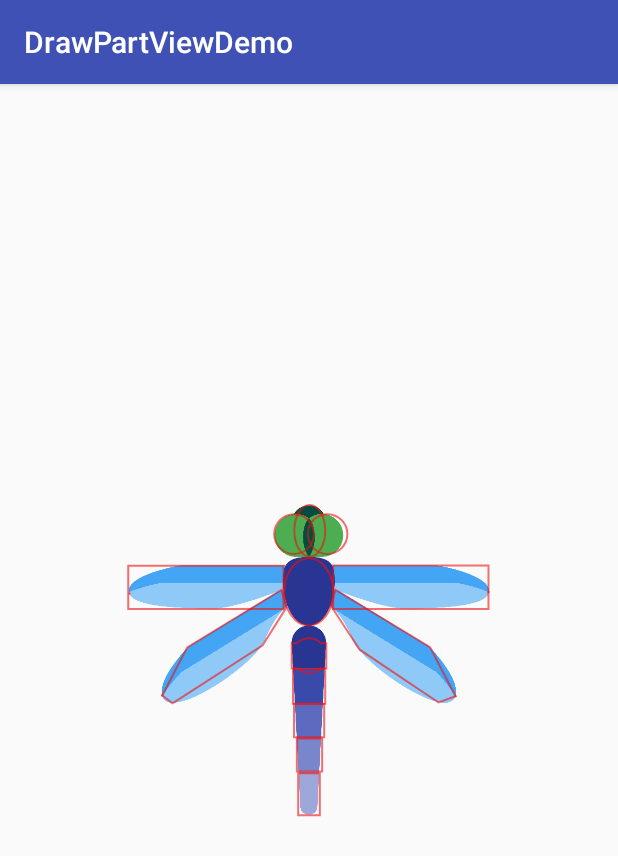
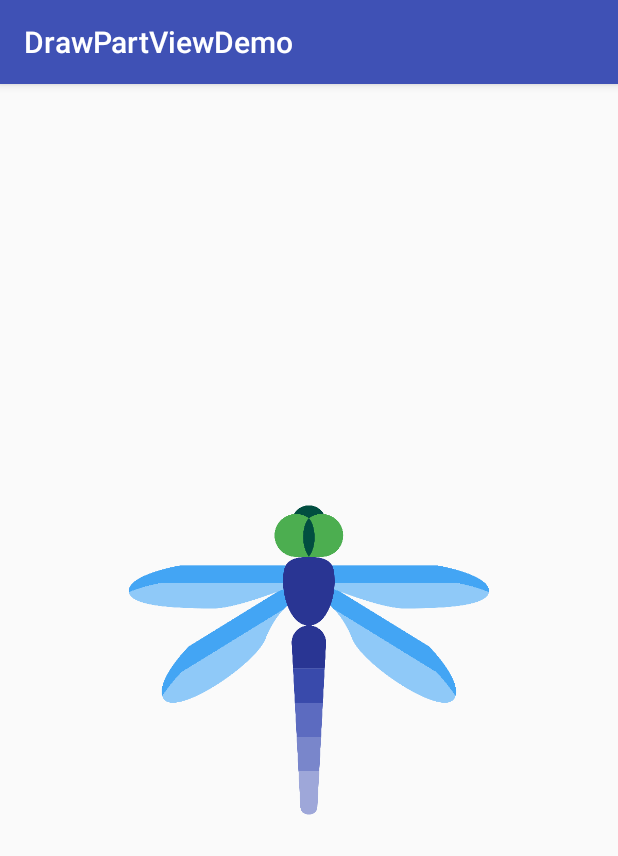
Before and after one commit to OCNYang/DrawPartViewDemo, an Android app: the screen it shows after launch (MainActivity), on a phone screen of 412 x 824 dp. Shown: the top 856 px of the screen. Run offline under Robolectric (Android 15) with nearby library versions, the light colour scheme and no system bars.

Commit message:
添加画圈监听方法，完善readme;

```diff
--- a/app/src/main/java/com/ocnyang/drawpartviewdemo/MainActivity.java
+++ b/app/src/main/java/com/ocnyang/drawpartviewdemo/MainActivity.java
@@ -9,6 +9,7 @@ import android.os.Bundle;
 import android.support.v7.app.AppCompatActivity;
 import android.view.ViewTreeObserver;
 import android.widget.ImageView;
+import android.widget.Toast;
 
 import com.bumptech.glide.Glide;
 import com.ocnyang.drawpartview.DrawPartView;
@@ -17,6 +18,7 @@ import com.ocnyang.drawpartview.PartPathPointF;
 import com.ocnyang.drawpartview.PartPointF;
 
 import java.util.ArrayList;
+import java.util.List;
 
 public class MainActivity extends AppCompatActivity {
     private DrawPartView mDrawPartView;
@@ -30,32 +32,51 @@ public class MainActivity extends AppCompatActivity {
         //加载图片方法一:原生加载，注意当图片过大时，有可能造成内存溢出；
         //mDrawPartView.setImageView(R.drawable.dragonfly, 2400, 1600);
 
-        //加载图片方法二：使用框架加载
+        //加载图片方法二（推荐）：使用框架加载
         mDrawPartView.setImageView(new ImageLoaderInterface() {
             @Override
             public void displayImage(Context context, ImageView imageView) {
+                //请使用图片的默认显示方式，不要设置图片 ScaleType 的显示方式。
                 Glide.with(context)
                         .load(R.drawable.dragonflyw)
                         .into(imageView);
             }
-        },2400,1600);
+        }, 2400, 1600);//设置模型图片测量锚点时的宽度和高度
 
-        Paint paint = new Paint();
-        paint.setColor(Color.BLACK);
-        paint.setStrokeWidth(5);
-        paint.setStyle(Paint.Style.STROKE);
-        mDrawPartView.setFingerTrackPaint(paint);
+        //设置画圈时手指轨迹的画笔样式
+        Paint fingerTrackPaint = new Paint();
+        fingerTrackPaint.setColor(Color.BLACK);
+        fingerTrackPaint.setStrokeWidth(5);
+        fingerTrackPaint.setStyle(Paint.Style.STROKE);
+        mDrawPartView.setFingerTrackPaint(fingerTrackPaint);
 
-        Paint paint1 = new Paint();
-        paint1.setColor(0x99ee1111);
-        paint1.setStrokeWidth(2);
-        paint1.setStyle(Paint.Style.STROKE);
-        mDrawPartView.setOverlayViewPaint(paint1);
+        //设置覆盖层锚点区域绘制时的画笔样式
+        Paint overlayViewPaint = new Paint();
+        overlayViewPaint.setColor(0x99ee1111);
+        overlayViewPaint.setStrokeWidth(2);
+        overlayViewPaint.setStyle(Paint.Style.STROKE);
+        mDrawPartView.setOverlayViewPaint(overlayViewPaint);
 
+        mDrawPartView.showOverlayView(false);
+
+        //设置画圈结果的监听器
+        mDrawPartView.setOnDrawPartResultListener(new DrawPartView.OnDrawPartResultListener() {
+            @Override
+            public void onDrawPartResult(List<PartPointF> partPointFList) {
+                StringBuilder stringBuilder = new StringBuilder("圈中了：");
+                for (PartPointF partPointF : partPointFList) {
+                    stringBuilder.append(partPointF.getPartName()).append(" ");
+                }
+                Toast.makeText(MainActivity.this, stringBuilder.toString(), Toast.LENGTH_SHORT).show();
+            }
+        });
+
+        //设置监听 DrawPartView 测量完成的回调方法，保证是在 DrawPartView 测量完毕后设置锚点集
         mDrawPartView.getViewTreeObserver().addOnGlobalLayoutListener(new ViewTreeObserver.OnGlobalLayoutListener() {
             @Override
             public void onGlobalLayout() {
                 if (Build.VERSION.SDK_INT >= 16) {
+                    //去除监听，保证只回调一次，防止多次设置锚点集
                     mDrawPartView.getViewTreeObserver().removeOnGlobalLayoutListener(this);
                 } else {
                     mDrawPartView.getViewTreeObserver().removeGlobalOnLayoutListener(this);
@@ -63,8 +84,12 @@ public class MainActivity extends AppCompatActivity {
                 initDragonflyView();
             }
         });
+
     }
 
+    /**
+     * 根据模型图片测量的坐标设置锚点集
+     */
     private void initDragonflyView() {
         ArrayList<PartPointF> partPointFList = new ArrayList<>();
 
@@ -74,8 +99,8 @@ public class MainActivity extends AppCompatActivity {
 
         Path path2_1 = new Path();
         Path path2_2 = new Path();
-        path2_1.addCircle(mDrawPartView.getRealShowX(1142f), mDrawPartView.getRealShowY(311), mDrawPartView.getRealLength(77), Path.Direction.CCW);
-        path2_2.addCircle(mDrawPartView.getRealShowX(1272f), mDrawPartView.getRealShowY(311), mDrawPartView.getRealLength(77), Path.Direction.CCW);
+        path2_1.addCircle(mDrawPartView.getRealShowX(1142f), mDrawPartView.getRealShowY(311), mDrawPartView.getRealShowLength(77), Path.Direction.CCW);
+        path2_2.addCircle(mDrawPartView.getRealShowX(1272f), mDrawPartView.getRealShowY(311), mDrawPartView.getRealShowLength(77), Path.Direction.CCW);
         path2_1.op(path2_2, Path.Op.XOR);
         partPointFList.add(new PartPathPointF(0, 0, 2, "眼睛", path2_1));
 
@@ -109,7 +134,7 @@ public class MainActivity extends AppCompatActivity {
 
         Path path7_1 = new Path();
         Path path7_2 = new Path();
-        path7_1.addCircle(mDrawPartView.getRealShowX(1200f), mDrawPartView.getRealShowY(783f), mDrawPartView.getRealLength(67), Path.Direction.CCW);
+        path7_1.addCircle(mDrawPartView.getRealShowX(1200f), mDrawPartView.getRealShowY(783f), mDrawPartView.getRealShowLength(67), Path.Direction.CCW);
         path7_2.addRect(mDrawPartView.getRealShowRectF(1133f, 735f, 1267f, 832f), Path.Direction.CCW);
         path7_1.op(path7_2, Path.Op.UNION);
         partPointFList.add(new PartPathPointF(0, 0, 7, "尾节1", path7_1));
--- a/drawpartview/src/main/java/com/ocnyang/drawpartview/DrawPartView.java
+++ b/drawpartview/src/main/java/com/ocnyang/drawpartview/DrawPartView.java
@@ -13,8 +13,8 @@ import android.util.Log;
 import android.view.ViewGroup;
 import android.widget.FrameLayout;
 import android.widget.ImageView;
-import android.widget.Toast;
 
+import java.util.ArrayList;
 import java.util.List;
 
 /*******************************************************************
@@ -25,6 +25,7 @@ import java.util.List;
  *******************************************************************/
 
 public class DrawPartView extends FrameLayout implements FingerTrackView.DrawTrackOverListener {
+    private static final String TAG = "DrawPartView";
 
     private List<PartPointF> mPartPointFList;
 
@@ -41,6 +42,7 @@ public class DrawPartView extends FrameLayout implements FingerTrackView.DrawTra
     private OverlayView mOverlayView;
 
     private ImageLoaderInterface mImageLoaderInterface;
+    private OnDrawPartResultListener mOnDrawPartResultListener;
 
     public DrawPartView(@NonNull Context context) {
         this(context, null);
@@ -57,16 +59,16 @@ public class DrawPartView extends FrameLayout implements FingerTrackView.DrawTra
                 ViewGroup.LayoutParams.MATCH_PARENT));
         addView(mImageView);
 
+        mOverlayView = new OverlayView(context);
+        mOverlayView.setLayoutParams(new ViewGroup.LayoutParams(ViewGroup.LayoutParams.MATCH_PARENT,
+                ViewGroup.LayoutParams.MATCH_PARENT));
+        addView(mOverlayView);
+
         mFingerTrackView = new FingerTrackView(context);
         mFingerTrackView.setLayoutParams(new ViewGroup.LayoutParams(ViewGroup.LayoutParams.MATCH_PARENT,
                 ViewGroup.LayoutParams.MATCH_PARENT));
         mFingerTrackView.setDrawTrackOverListener(this);
         addView(mFingerTrackView);
-
-        mOverlayView = new OverlayView(context);
-        mOverlayView.setLayoutParams(new ViewGroup.LayoutParams(ViewGroup.LayoutParams.MATCH_PARENT,
-                ViewGroup.LayoutParams.MATCH_PARENT));
-        addView(mOverlayView);
     }
 
     @Override
@@ -98,16 +100,18 @@ public class DrawPartView extends FrameLayout implements FingerTrackView.DrawTra
 
     /**
      * 根据图片的显示，将图片的测量坐标转换成显示坐标
+     *
      * @param length 转换长度，比如: radius;
      * @return
      */
-    public float getRealLength(float length) {
+    public float getRealShowLength(float length) {
         return ((float) (length * mContrastFactor));
     }
 
     /**
      * 将 X 轴方向的测量坐标转换成显示坐标
-     * @param x  X 轴方向的测量坐标
+     *
+     * @param x X 轴方向的测量坐标
      * @return x 的实现显示时的坐标
      */
     public float getRealShowX(float x) {
@@ -121,6 +125,7 @@ public class DrawPartView extends FrameLayout implements FingerTrackView.DrawTra
 
     /**
      * 将 Y 轴方向的测量坐标转换成实际显示坐标
+     *
      * @param y Y 轴方向的测量坐标
      * @return y 的实现显示时的坐标
      */
@@ -135,6 +140,7 @@ public class DrawPartView extends FrameLayout implements FingerTrackView.DrawTra
 
     /**
      * 将测量坐标系的矩形坐标 转换成 实际显示坐标系的矩形坐标
+     *
      * @param rectF
      * @return
      */
@@ -168,9 +174,10 @@ public class DrawPartView extends FrameLayout implements FingerTrackView.DrawTra
     @Override
     public void onDrawTrackOverListener(Path fingerTrackPath) {
         Path currPath = new Path(fingerTrackPath);
-        StringBuilder stringBuilder = new StringBuilder("");
 
         if (mPartPointFList != null) {
+            ArrayList<PartPointF> selectPartList = new ArrayList<>();
+
             for (PartPointF partPointF : mPartPointFList) {
                 Path path = new Path(currPath);
                 RectF bounds = new RectF();
@@ -178,8 +185,6 @@ public class DrawPartView extends FrameLayout implements FingerTrackView.DrawTra
 
                 Region region = new Region();
                 region.setPath(path, new Region((int) bounds.left, (int) bounds.top, (int) bounds.right, (int) bounds.bottom));
-
-                Log.e("reat", "" + bounds.left + "," + bounds.top + "," + bounds.right + "," + bounds.bottom);
 
                 if (partPointF instanceof PartPathPointF && partPointF.isCheckByPath() && ((PartPathPointF) partPointF).getPath() != null) {
                     Path pointPath = new Path(((PartPathPointF) partPointF).getPath());
@@ -190,17 +195,17 @@ public class DrawPartView extends FrameLayout implements FingerTrackView.DrawTra
                     regionPoint.setPath(pointPath, new Region((int) boundsPoint.left, (int) boundsPoint.top, (int) boundsPoint.right, (int) boundsPoint.bottom));
 
                     if (!region.quickReject(regionPoint) && region.op(regionPoint, Region.Op.INTERSECT)) {
-                        stringBuilder.append(partPointF.getPartName()).append(" ");
+                        selectPartList.add(partPointF);
                     }
                 } else {
                     if (region.contains(((int) partPointF.x), (int) partPointF.y)) {
-                        stringBuilder.append(partPointF.getPartName()).append(" ");
+                        selectPartList.add(partPointF);
                     }
                 }
             }
-            Toast.makeText(this.getContext(), stringBuilder.toString(), Toast.LENGTH_SHORT).show();
+            onFeedBackResult(selectPartList);
         } else {
-            Toast.makeText(this.getContext(), "无", Toast.LENGTH_SHORT).show();
+            Log.e(TAG, "PartPointList is null,in other words,there is no part data.");
         }
     }
 
@@ -210,13 +215,16 @@ public class DrawPartView extends FrameLayout implements FingerTrackView.DrawTra
 
     public void setPartPointFList(List<PartPointF> partPointFList) {
         mPartPointFList = partPointFList;
-        mOverlayView.setPartPointFList(partPointFList);
+        if (mOverlayView != null) {
+            mOverlayView.setPartPointFList(partPointFList);
+        }
     }
 
     /**
      * 设置模型图片
-     * @param imgID 模型图片的资源 ID
-     * @param imgAnchorWidth 模型图片的测量宽度（如果测量图片和模型图片大小相同，则等同于模型图片的实际宽度像素）
+     *
+     * @param imgID           模型图片的资源 ID
+     * @param imgAnchorWidth  模型图片的测量宽度（如果测量图片和模型图片大小相同，则等同于模型图片的实际宽度像素）
      * @param imgAnchorHeight 模型图片的测量高度
      */
     public void setImageView(@DrawableRes int imgID, int imgAnchorWidth, int imgAnchorHeight) {
@@ -238,6 +246,7 @@ public class DrawPartView extends FrameLayout implements FingerTrackView.DrawTra
 
     /**
      * 设置手指画圈轨迹的画笔样式
+     *
      * @param paint
      */
     public void setFingerTrackPaint(Paint paint) {
@@ -248,6 +257,7 @@ public class DrawPartView extends FrameLayout implements FingerTrackView.DrawTra
 
     /**
      * 设置锚点、锚点区域绘制时的画笔样式
+     *
      * @param paint
      */
     public void setOverlayViewPaint(Paint paint) {
@@ -255,4 +265,30 @@ public class DrawPartView extends FrameLayout implements FingerTrackView.DrawTra
             mOverlayView.setPaint(paint);
         }
     }
+
+    public void showOverlayView(boolean visible) {
+        if (mOverlayView != null) {
+            mOverlayView.setVisibility(visible ? VISIBLE : GONE);
+        }
+    }
+
+    private void onFeedBackResult(List<PartPointF> partPointFList) {
+        if (mOnDrawPartResultListener == null) {
+            return;
+        }
+
+        mOnDrawPartResultListener.onDrawPartResult(partPointFList);
+    }
+
+    public interface OnDrawPartResultListener {
+        void onDrawPartResult(List<PartPointF> partPointFList);
+    }
+
+    public OnDrawPartResultListener getOnDrawPartResultListener() {
+        return mOnDrawPartResultListener;
+    }
+
+    public void setOnDrawPartResultListener(OnDrawPartResultListener onDrawPartResultListener) {
+        mOnDrawPartResultListener = onDrawPartResultListener;
+    }
 }
--- a/drawpartview/src/main/java/com/ocnyang/drawpartview/OverlayView.java
+++ b/drawpartview/src/main/java/com/ocnyang/drawpartview/OverlayView.java
@@ -50,12 +50,8 @@ public class OverlayView extends View {
         super.onDraw(canvas);
         if (mPartPointFList != null) {
             for (PartPointF partPointF : mPartPointFList) {
-//                canvas.drawCircle(partPointF.x, partPointF.y, 50, mPaint);
                 if (partPointF instanceof PartPathPointF && partPointF.isCheckByPath()) {
                     canvas.drawPath(((PartPathPointF) partPointF).getPath(), mPaint);
-//                    mPaint.setColor(Color.GREEN);
-//                    canvas.drawCircle(partPointF.x, partPointF.y, 45, mPaint);
-//                    mPaint.setColor(Color.RED);
                 } else {
                     canvas.drawPoint(partPointF.x, partPointF.y, mPaint);
                 }
```
Also changed, not shown: 1 other file.
